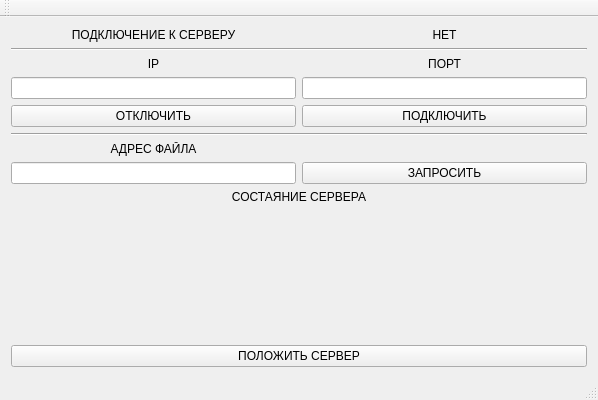
The window that QtTcpClient/QtTcpClient.ui (PracticalTasks/QtFtpClient) describes before a commit, drawn with Qt 5.
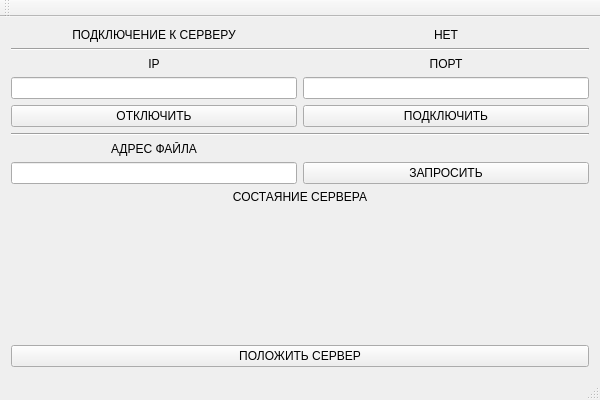
The same window after the commit.

```diff
--- a/QtTcpClient/QtTcpClient.ui
+++ b/QtTcpClient/QtTcpClient.ui
@@ -6,10 +6,22 @@
    <rect>
     <x>0</x>
     <y>0</y>
-    <width>598</width>
+    <width>600</width>
     <height>400</height>
    </rect>
   </property>
+  <property name="minimumSize">
+   <size>
+    <width>600</width>
+    <height>400</height>
+   </size>
+  </property>
+  <property name="maximumSize">
+   <size>
+    <width>600</width>
+    <height>400</height>
+   </size>
+  </property>
   <property name="windowTitle">
    <string>Ftp client</string>
   </property>
```
Left out of the diff: 2 changed lines with no effect on the pictures.
